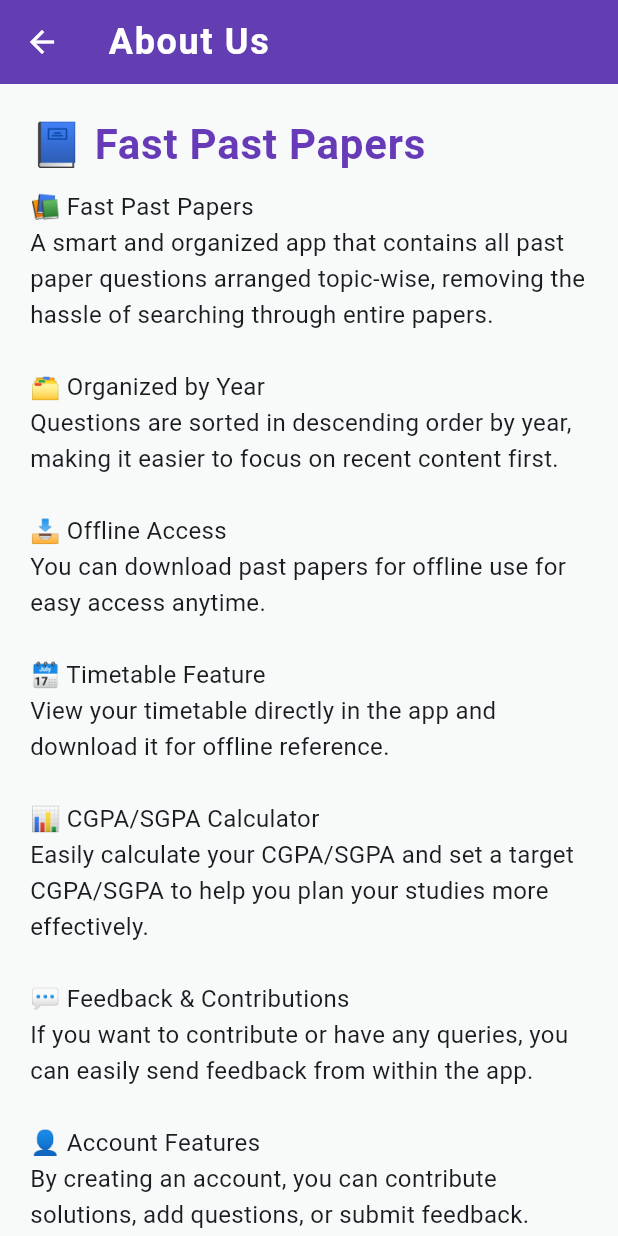
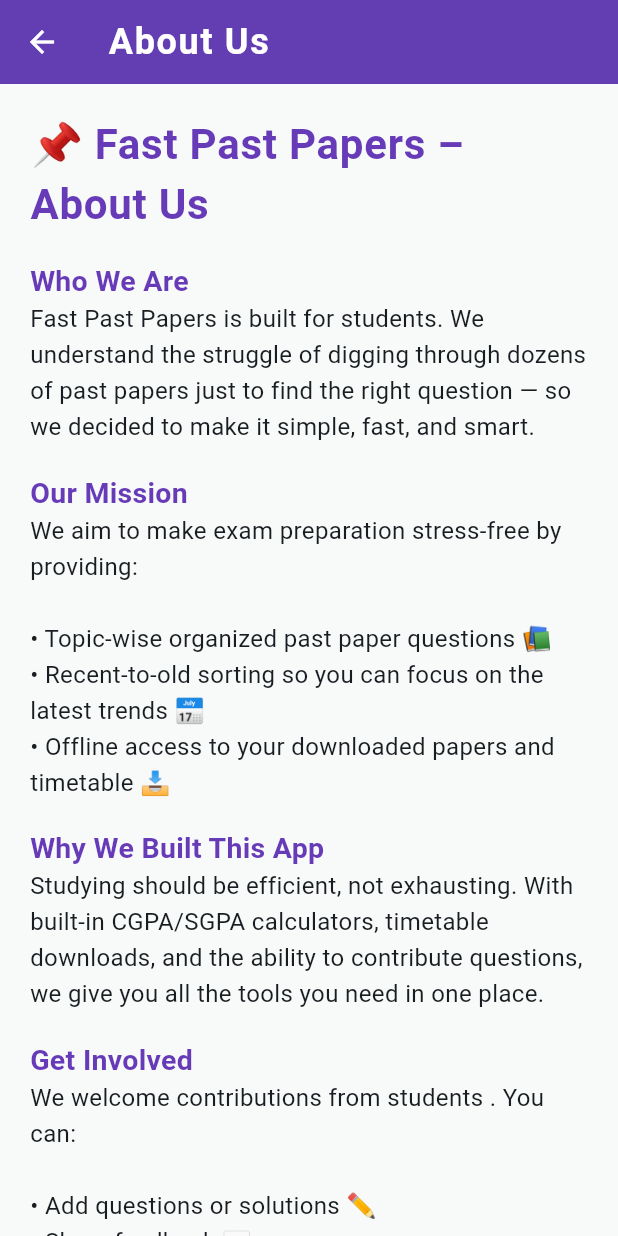
Before and after one commit to hamzanaxeed/fast_past_papers, a Flutter app: the ContactUsScreen screen opened directly, on a phone screen of 412 x 824 dp. Run offline on Flutter 3.47's test engine with Material 3 defaults, Android fonts, the light colour scheme and no system bars; our stand-ins replace file_picker, firebase_auth, firebase_core, google_sign_in, image_picker, open_file and 3 more; accounts and stored records are empty; network calls fail.

Commit message:
contact us improved and also feedback submission for guest

```diff
--- a/lib/contact_Us.dart
+++ b/lib/contact_Us.dart
@@ -102,7 +102,7 @@
           crossAxisAlignment: CrossAxisAlignment.start,
           children: [
             Text(
-              "📘 Fast Past Papers",
+              "📌 Fast Past Papers – About Us",
               style: TextStyle(
                 fontSize: 28,
                 fontWeight: FontWeight.bold,
@@ -110,37 +110,49 @@
                 letterSpacing: 0.5,
               ),
             ),
-            const SizedBox(height: 10),
+            const SizedBox(height: 18),
+            _sectionTitle("Who We Are"),
             const Text(
-              "📚 Fast Past Papers\n"
-                  "A smart and organized app that contains all past paper questions arranged topic-wise, removing the hassle of searching through entire papers.\n\n"
-                  "🗂 Organized by Year\n"
-                  "Questions are sorted in descending order by year, making it easier to focus on recent content first.\n\n"
-                  "📥 Offline Access\n"
-                  "You can download past papers for offline use for easy access anytime.\n\n"
-                  "🗓 Timetable Feature\n"
-                  "View your timetable directly in the app and download it for offline reference.\n\n"
-                  "📊 CGPA/SGPA Calculator\n"
-                  "Easily calculate your CGPA/SGPA and set a target CGPA/SGPA to help you plan your studies more effectively.\n\n"
-                  "💬 Feedback & Contributions\n"
-                  "If you want to contribute or have any queries, you can easily send feedback from within the app.\n\n"
-                  "👤 Account Features\n"
-                  "By creating an account, you can contribute solutions, add questions, or submit feedback. Guest users can view content but cannot contribute or send feedback.\n\n"
-                  "📝 Become an Editor\n"
-                  "If you're interested, you can also apply to become an editor and help manage or verify content.\n",
+              "Fast Past Papers is built for students. We understand the struggle of digging through dozens of past papers just to find the right question — so we decided to make it simple, fast, and smart.",
               style: TextStyle(fontSize: 16, height: 1.5),
             ),
-            const SizedBox(height: 10),
-            SelectableText.rich(
-              TextSpan(
+            const SizedBox(height: 18),
+            _sectionTitle("Our Mission"),
+            const Text(
+              "We aim to make exam preparation stress-free by providing:\n\n"
+              "• Topic-wise organized past paper questions 📚\n"
+              "• Recent-to-old sorting so you can focus on the latest trends 📅\n"
+              "• Offline access to your downloaded papers and timetable 📥",
+              style: TextStyle(fontSize: 16, height: 1.5),
+            ),
+            const SizedBox(height: 18),
+            _sectionTitle("Why We Built This App"),
+            const Text(
+              "Studying should be efficient, not exhausting. With built-in CGPA/SGPA calculators, timetable downloads, and the ability to contribute questions, we give you all the tools you need in one place.",
+              style: TextStyle(fontSize: 16, height: 1.5),
+            ),
+            const SizedBox(height: 18),
+            _sectionTitle("Get Involved"),
+            const Text(
+              "We welcome contributions from students . You can:\n\n"
+              "• Add questions or solutions ✏️\n"
+              "• Share feedback 💬\n"
+              "• Apply to become an editor to help maintain quality content",
+              style: TextStyle(fontSize: 16, height: 1.5),
+            ),
+            const SizedBox(height: 18),
+            _sectionTitle("Contact Us"),
+            const SizedBox(height: 8),
+
+            Text(
+              "Have questions, suggestions ? Reach out to us!",
+              style: TextStyle(fontSize: 16, height: 1.5),
+            ),
+            const SizedBox(height: 16),
+            Row(
               children: [
-                  const TextSpan(
-                    text: "For any queries, contact us via email at ",
-                    style: TextStyle(fontSize: 16, height: 1.5, color: Colors.black),
-                  ),
-                  WidgetSpan(
-                    alignment: PlaceholderAlignment.middle,
-                    child: GestureDetector(
+                const Text("📧 Email: ", style: TextStyle(fontSize: 16)),
+                GestureDetector(
                   onTap: () => _launchEmail(context),
                   child: Text(
                     "l230618@lhr.nu.edu.pk",
@@ -151,18 +163,14 @@
                     ),
                   ),
                 ),
+              ],
             ),
-                  const TextSpan(
-                    text: ".\n",
-                    style: TextStyle(fontSize: 16, height: 1.5, color: Colors.black),
-                  ),
-                  const TextSpan(
-                    text: "LinkedIn: ",
-                    style: TextStyle(fontSize: 16, height: 1.5, color: Colors.black),
-                  ),
-                  WidgetSpan(
-                    alignment: PlaceholderAlignment.middle,
-                    child: GestureDetector(
+            const SizedBox(height: 8),
+
+            Row(
+              children: [
+                const Text("🔗 LinkedIn: ", style: TextStyle(fontSize: 16)),
+                GestureDetector(
                   onTap: () => _launchLinkedIn(context),
                   child: Text(
                     "Hamza Naveed",
@@ -174,11 +182,9 @@
                     ),
                   ),
                 ),
-                  ),
               ],
             ),
-            ),
-            const SizedBox(height: 20),
+            const SizedBox(height: 24),
             _buildCard(
               title: "Developer",
               children: const [
@@ -203,6 +209,18 @@
             ),
           ],
         ),
+      ),
+    );
+  }
+
+  Widget _sectionTitle(String title) {
+    return Text(
+      title,
+      style: const TextStyle(
+        fontSize: 19,
+        fontWeight: FontWeight.bold,
+        color: Colors.deepPurple,
+        letterSpacing: 0.2,
       ),
     );
   }
--- a/lib/timeTable.dart
+++ b/lib/timeTable.dart
@@ -820,7 +820,18 @@
 
   // --- 3-dot menu for admin and user actions (same as homeScreen) ---
   void _handleMenu(BuildContext context, String value, bool isAdmin) async {
+    final user = FirebaseAuth.instance.currentUser;
     if (value == 'feedback') {
+      if (user == null || user.isAnonymous) {
+        ScaffoldMessenger.of(context).showSnackBar(
+          const SnackBar(
+            content: Text('Only logged-in users can share feedback.'),
+            backgroundColor: Colors.red,
+            behavior: SnackBarBehavior.floating,
+          ),
+        );
+        return;
+      }
       if (isAdmin) {
         showAdminFeedbackScreen(context);
       } else {
```
Lines whose indentation alone changed are shown as unchanged.
